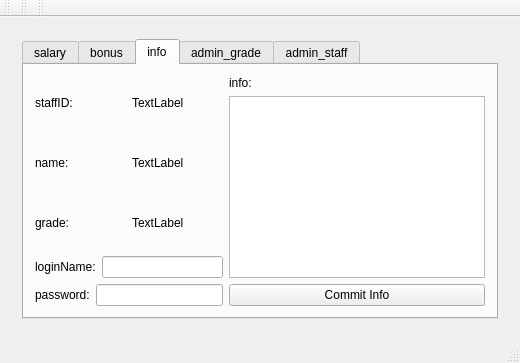
Before: the Qt Designer form mysalary.ui in Preffer/MySalary, drawn with Qt 5.
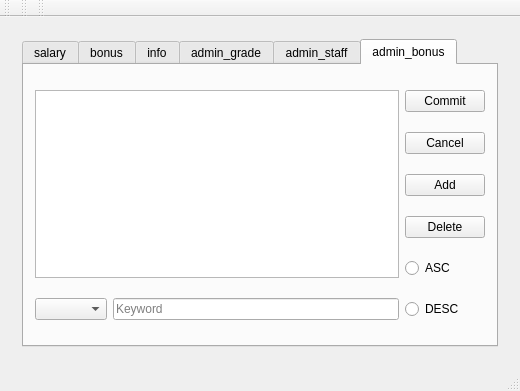
After: the same form once the commit is applied. The open tabs and pages were chosen to show the change. Icons and pictures are not drawn.

Commit message: add admin_bonus

```diff
--- a/mysalary.ui
+++ b/mysalary.ui
@@ -7,7 +7,7 @@
     <x>0</x>
     <y>0</y>
     <width>520</width>
-    <height>362</height>
+    <height>391</height>
    </rect>
   </property>
   <property name="windowTitle">
@@ -151,7 +151,7 @@
         <item row="0" column="0">
          <widget class="QTabWidget" name="tabWidget">
           <property name="currentIndex">
-           <number>2</number>
+           <number>5</number>
           </property>
           <widget class="QWidget" name="salary">
            <attribute name="title">
@@ -422,6 +422,77 @@
             </item>
            </layout>
           </widget>
+          <widget class="QWidget" name="admin_bonus">
+           <attribute name="title">
+            <string>admin_bonus</string>
+           </attribute>
+           <layout class="QGridLayout" name="gridLayout_11">
+            <item row="0" column="0" rowspan="5" colspan="2">
+             <widget class="QTableView" name="admin_bonus_View"/>
+            </item>
+            <item row="0" column="2">
+             <widget class="QPushButton" name="bonus_CommitButton">
+              <property name="text">
+               <string>Commit</string>
+              </property>
+             </widget>
+            </item>
+            <item row="1" column="2">
+             <widget class="QPushButton" name="bonus_CancelButton">
+              <property name="text">
+               <string>Cancel</string>
+              </property>
+             </widget>
+            </item>
+            <item row="2" column="2">
+             <widget class="QPushButton" name="bonus_AddButton">
+              <property name="text">
+               <string>Add</string>
+              </property>
+             </widget>
+            </item>
+            <item row="3" column="2">
+             <widget class="QPushButton" name="bonus_DeleteButton">
+              <property name="text">
+               <string>Delete</string>
+              </property>
+             </widget>
+            </item>
+            <item row="4" column="2">
+             <widget class="QRadioButton" name="bonus_ASCButton">
+              <property name="text">
+               <string>ASC</string>
+              </property>
+             </widget>
+            </item>
+            <item row="5" column="0">
+             <widget class="QComboBox" name="bonus_filter_comboBox"/>
+            </item>
+            <item row="5" column="1">
+             <widget class="QLineEdit" name="bonus_filter">
+              <property name="placeholderText">
+               <string>Keyword</string>
+              </property>
+             </widget>
+            </item>
+            <item row="5" column="2">
+             <widget class="QRadioButton" name="bonus_DESCButton">
+              <property name="text">
+               <string>DESC</string>
+              </property>
+             </widget>
+            </item>
+           </layout>
+           <zorder>bonus_AddButton</zorder>
+           <zorder>bonus_CommitButton</zorder>
+           <zorder>bonus_ASCButton</zorder>
+           <zorder>bonus_DESCButton</zorder>
+           <zorder>bonus_DeleteButton</zorder>
+           <zorder>bonus_filter_comboBox</zorder>
+           <zorder>bonus_filter</zorder>
+           <zorder>admin_bonus_View</zorder>
+           <zorder>bonus_CancelButton</zorder>
+          </widget>
          </widget>
         </item>
        </layout>
```
Left out of the diff: 6 changed lines with no effect on the pictures. The commit also changes 2 other files.
